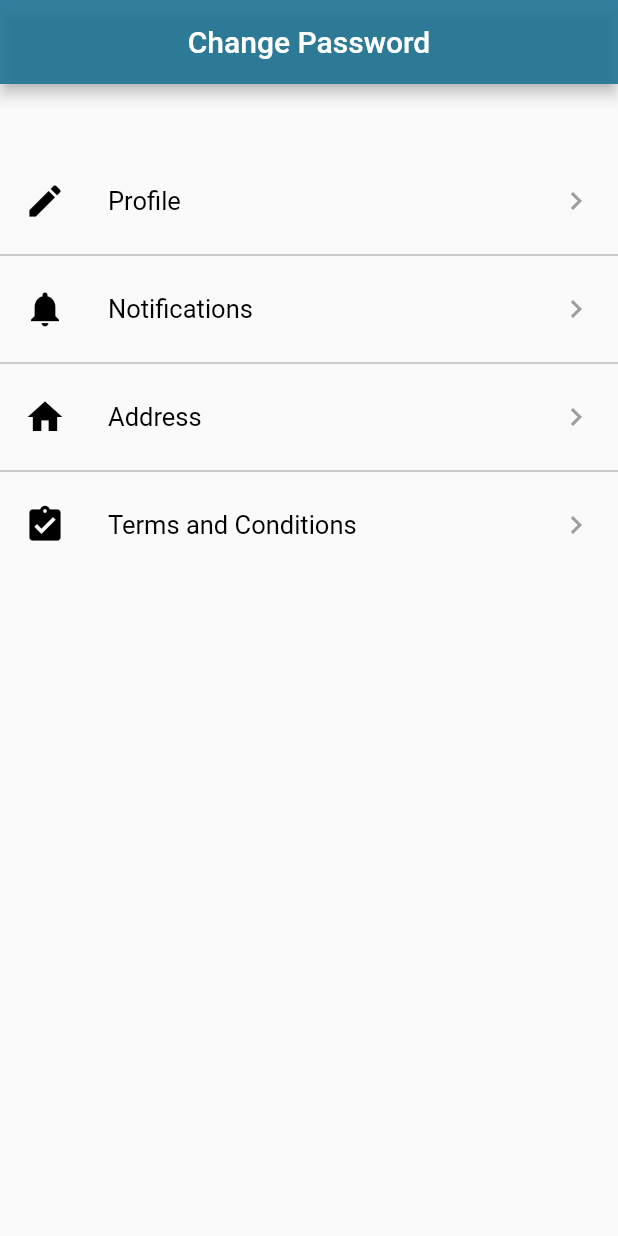
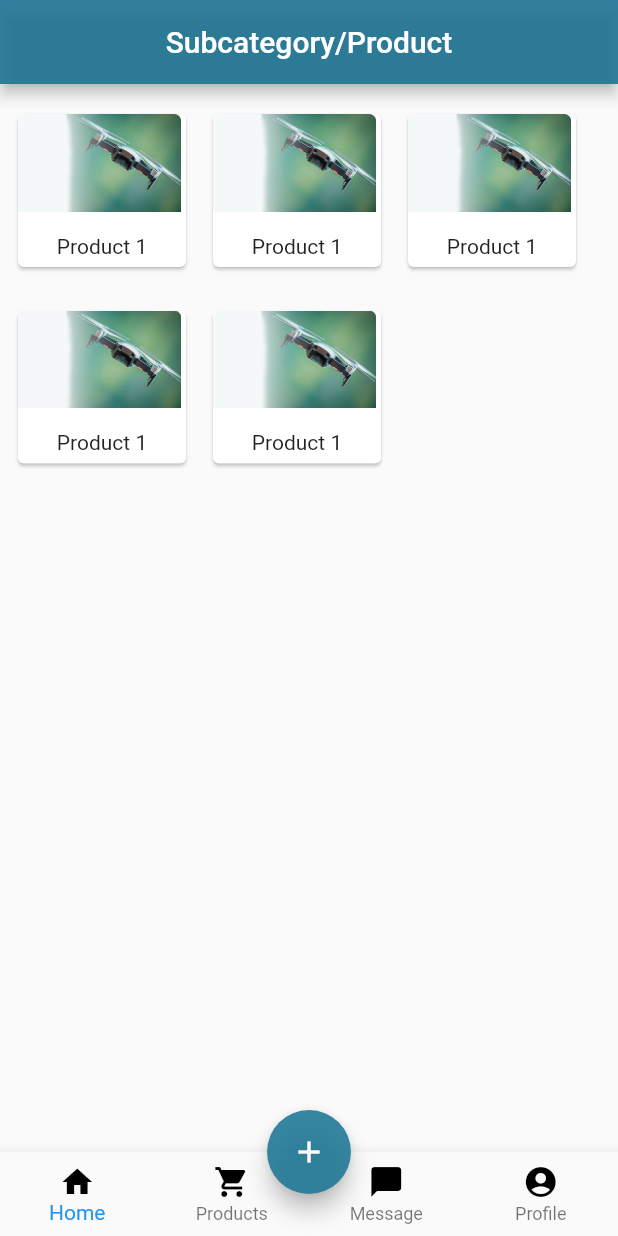
Before and after one commit to HunainHumail/onlala_app, a Flutter app: the screen it shows after launch, on a phone screen of 412 x 824 dp. Run offline on Flutter 3.47's test engine with Material 2 defaults, Android fonts, the phone set to English and light mode, and no system bars; our stand-ins replace carousel_slider.

Commit message:
Completed Subcategories/Product Screen

```diff
--- a/lib/Settings/change_password.dart
+++ b/lib/Settings/change_password.dart
@@ -66,6 +66,7 @@ class _ChangePassword extends State<ChangePassword> {
                 padding: EdgeInsets.all(24.0),
                 child: _btnSetPassword(),
               ),
+
             ],
           ),
         )
--- a/lib/Settings/settings.dart
+++ b/lib/Settings/settings.dart
@@ -12,7 +12,7 @@ class _Settings extends State<Settings> {
     return Scaffold(
       appBar: AppBar(
         backgroundColor: Color.fromRGBO(30, 115, 148, 0.9),
-        title: Center(child: Text("Change Password")),
+        title: Center(child: Text("Settings")),
       ),
       body: SafeArea(
         child: Padding(
@@ -27,7 +27,7 @@ class _Settings extends State<Settings> {
                   children: <Widget>[
                     ListTile(
                       leading: Icon(Icons.edit, color: Colors.black, size: 28,),
-                      title: Text('Profile', style: TextStyle(color: Colors.black, fontSize: 17)),
+                      title: Text('Change Password', style: TextStyle(color: Colors.black, fontSize: 17)),
                       trailing: Icon(Icons.keyboard_arrow_right, color: Colors.grey),
 
                     ),
--- a/lib/main.dart
+++ b/lib/main.dart
@@ -8,6 +8,7 @@ import 'package:onlala_app/Settings/change_password.dart';
 import 'package:onlala_app/Settings/notification_screen.dart';
 import 'package:onlala_app/app_home.dart';
 import 'package:onlala_app/onboarding_screen.dart';
+import 'package:onlala_app/subcategory_products_screen.dart';
 import 'ResetPassword/Reset_pass_1.dart';
 import 'ResetPassword/Reset_pass_4.dart';
 import 'Settings/settings.dart';
@@ -20,7 +21,7 @@ void main() {
 
       debugShowCheckedModeBanner: false,
       // home: OnboardingPage(),
-      home: Settings(),
+      home: SubcategoryScreen(),
     )
   );
 }
--- /dev/null
+++ b/lib/subcategory_products_screen.dart
@@ -0,0 +1,283 @@
+import 'package:flutter/material.dart';
+
+class SubcategoryScreen extends StatefulWidget {
+  SubcategoryScreen({Key key}) : super(key: key);
+  _SubcategoryScreen createState() => _SubcategoryScreen();
+}
+
+class _SubcategoryScreen extends State<SubcategoryScreen> {
+
+  AssetImage i = AssetImage('assets/images/apphomeimage.png');
+
+
+  void _incrementTab(index) {
+    setState(() {
+      _cIndex = index;
+    });
+  }
+
+  int _cIndex = 0;
+  @override
+  Widget build(BuildContext context) {
+    // TODO: implement build
+    return Scaffold(
+      appBar: AppBar(
+        backgroundColor: Color.fromRGBO(30, 115, 148, 0.9),
+        title: Center(child: Text("Subcategory/Product")),
+      ),
+      body: (SafeArea(
+        child: Container(
+          child: Padding(
+            padding: const EdgeInsets.all(8.0),
+            child: Wrap(
+              direction: Axis.horizontal,
+              spacing:10.0,
+              runSpacing:5.0,
+              crossAxisAlignment: WrapCrossAlignment.start,
+
+              children: <Widget>[
+                Container(
+                  margin: EdgeInsets.symmetric(vertical: 8.0),
+                  height: 110,
+                  width: 120,
+                  child: Card(
+                    clipBehavior: Clip.antiAlias,
+                    child: InkWell(
+                      onTap: () {
+                        Navigator.pushNamed(context, '/products',
+                            arguments: i);
+                      },
+                      child: Column(
+                        crossAxisAlignment:  CrossAxisAlignment.start,
+                        children: <Widget>[
+                          SizedBox(
+                            height: 65,
+
+                            child: Hero(
+                              tag: '$i',
+                              child: Image(
+                                image: i,
+                                fit: BoxFit.cover,
+                              ),
+                            ),
+                          ),
+                          Padding(
+                            padding: const EdgeInsets.only(top:15.0),
+                            child: Center(
+                              child: Text(
+                                  'Product 1'
+                              ),
+                            ),
+                          )
+
+                        ],
+                      ),
+                    ),
+                  ),
+                ),
+
+                Container(
+                  margin: EdgeInsets.symmetric(vertical: 8.0),
+                  height: 110,
+                  width: 120,
+                  child: Card(
+                    clipBehavior: Clip.antiAlias,
+                    child: InkWell(
+                      onTap: () {
+                        Navigator.pushNamed(context, '/products',
+                            arguments: i);
+                      },
+                      child: Column(
+                        crossAxisAlignment:  CrossAxisAlignment.start,
+                        children: <Widget>[
+                          SizedBox(
+                            height: 65,
+
+                            child: Hero(
+                              tag: '$i',
+                              child: Image(
+                                image: i,
+                                fit: BoxFit.cover,
+                              ),
+                            ),
+                          ),
+                          Padding(
+                            padding: const EdgeInsets.only(top:15.0),
+                            child: Center(
+                              child: Text(
+                                  'Product 1'
+                              ),
+                            ),
+                          )
+
+                        ],
+                      ),
+                    ),
+                  ),
+                ),
+
+
+                Container(
+                  margin: EdgeInsets.symmetric(vertical: 8.0),
+                  height: 110,
+                  width: 120,
+                  child: Card(
+                    clipBehavior: Clip.antiAlias,
+                    child: InkWell(
+                      onTap: () {
+                        Navigator.pushNamed(context, '/products',
+                            arguments: i);
+                      },
+                      child: Column(
+                        crossAxisAlignment:  CrossAxisAlignment.start,
+                        children: <Widget>[
+                          SizedBox(
+                            height: 65,
+
+                            child: Hero(
+                              tag: '$i',
+                              child: Image(
+                                image: i,
+                                fit: BoxFit.cover,
+                              ),
+                            ),
+                          ),
+                          Padding(
+                            padding: const EdgeInsets.only(top:15.0),
+                            child: Center(
+                              child: Text(
+                                  'Product 1'
+                              ),
+                            ),
+                          )
+
+                        ],
+                      ),
+                    ),
+                  ),
+                ),
+
+                Container(
+                  margin: EdgeInsets.symmetric(vertical: 8.0),
+                  height: 110,
+                  width: 120,
+                  child: Card(
+                    clipBehavior: Clip.antiAlias,
+                    child: InkWell(
+                      onTap: () {
+                        Navigator.pushNamed(context, '/products',
+                            arguments: i);
+                      },
+                      child: Column(
+                        crossAxisAlignment:  CrossAxisAlignment.start,
+                        children: <Widget>[
+                          SizedBox(
+                            height: 65,
+
+                            child: Hero(
+                              tag: '$i',
+                              child: Image(
+                                image: i,
+                                fit: BoxFit.cover,
+                              ),
+                            ),
+                          ),
+                          Padding(
+                            padding: const EdgeInsets.only(top:15.0),
+                            child: Center(
+                              child: Text(
+                                  'Product 1'
+                              ),
+                            ),
+                          )
+
+                        ],
+                      ),
+                    ),
+                  ),
+                ),
+
+                Container(
+                  margin: EdgeInsets.symmetric(vertical: 8.0),
+                  height: 110,
+                  width: 120,
+                  child: Card(
+                    clipBehavior: Clip.antiAlias,
+                    child: InkWell(
+                      onTap: () {
+                        Navigator.pushNamed(context, '/products',
+                            arguments: i);
+                      },
+                      child: Column(
+                        crossAxisAlignment:  CrossAxisAlignment.start,
+                        children: <Widget>[
+                          SizedBox(
+                            height: 65,
+
+                            child: Hero(
+                              tag: '$i',
+                              child: Image(
+                                image: i,
+                                fit: BoxFit.cover,
+                              ),
+                            ),
+                          ),
+                          Padding(
+                            padding: const EdgeInsets.only(top:15.0),
+                            child: Center(
+                              child: Text(
+                                'Product 1'
+                              ),
+                            ),
+                          )
+
+                        ],
+                      ),
+                    ),
+                  ),
+                ),
+
+
+
+              ],
+            ),
+          ),
+        ),
+      )),
+      bottomNavigationBar: BottomNavigationBar(
+
+        currentIndex: _cIndex,
+        type: BottomNavigationBarType.fixed,
+        items: [
+          BottomNavigationBarItem(
+              icon: Icon(Icons.home, color: Color.fromARGB(255, 0, 0, 0)),
+              title: new Text('Home')),
+          BottomNavigationBarItem(
+              icon: Icon(Icons.shopping_cart,
+                  color: Color.fromARGB(255, 0, 0, 0)),
+              title: new Text('Products')),
+          BottomNavigationBarItem(
+              icon:
+                  Icon(Icons.chat_bubble, color: Color.fromARGB(255, 0, 0, 0)),
+              title: new Text('Message')),
+          BottomNavigationBarItem(
+              icon: Icon(Icons.account_circle,
+                  color: Color.fromARGB(255, 0, 0, 0)),
+              title: new Text('Profile')),
+        ],
+        onTap: (index) {
+          _incrementTab(index);
+        },
+      ),
+      floatingActionButtonLocation: FloatingActionButtonLocation.centerDocked,
+      floatingActionButton: new FloatingActionButton(
+        child: Icon(
+          Icons.add,
+          color: Colors.white,
+        ),
+        onPressed: null,
+        backgroundColor: Color.fromRGBO(33, 121, 152, 0.9),
+      ),
+    );
+  }
+}
```
